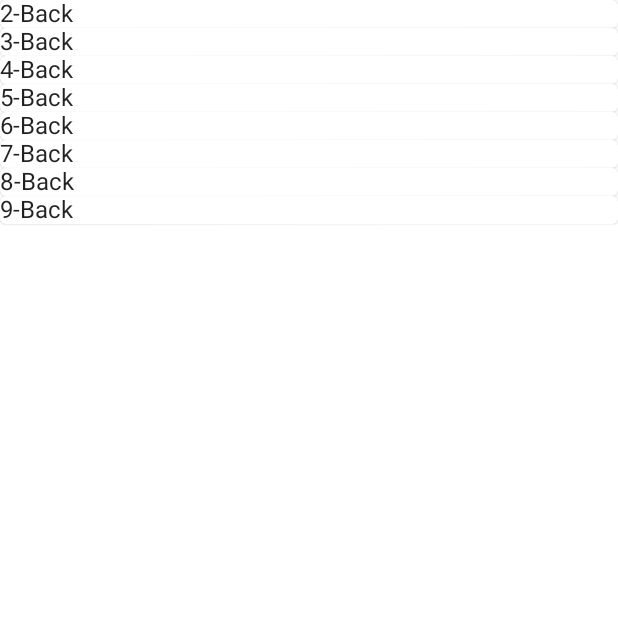
After one commit to wing-tree/n-back-training, an Android app built with Jetpack Compose: the RankingActivity screen opened directly, with no data from a screen before it, on a phone screen of 412 x 824 dp, the top half of it. The commit adds this screen. Run offline under Robolectric (Android 15) with nearby library versions, the phone set to English and light mode, and no system bars; Roboto replaces fonts that are not available here.

Commit message:
6th commit

```diff
--- a/app/src/main/AndroidManifest.xml
+++ b/app/src/main/AndroidManifest.xml
@@ -11,7 +11,7 @@
         android:supportsRtl="true"
         android:theme="@style/Theme.NBackTraning">
         <activity
-            android:name=".presentation.view.MainActivity"
+            android:name=".presentation.view.main.MainActivity"
             android:exported="true"
             android:label="@string/app_name"
             android:theme="@style/Theme.NBackTraning.NoActionBar">
@@ -21,6 +21,8 @@
                 <category android:name="android.intent.category.LAUNCHER" />
             </intent-filter>
         </activity>
+
+        <activity android:name=".presentation.view.RankingActivity" />
 
         <activity android:name=".presentation.view.RecordActivity" />
 
--- a/presentation/src/main/java/com/wing/tree/n/back/training/presentation/constant/Constant.kt
+++ b/presentation/src/main/java/com/wing/tree/n/back/training/presentation/constant/Constant.kt
@@ -5,11 +5,12 @@ internal const val ONE_HUNDRED = 100
 internal const val ONE_SECOND = 1000L
 internal const val PACKAGE_NAME = "com.wing.tree.n.back.training.presentation"
 
-internal object N {
+internal object Back {
     const val DEFAULT = 2
     const val STEPS = 5
 
     val ValueRange = 2.0F..9.0F
+    val IntRange = kotlin.ranges.IntRange(2, 9)
 }
 
 internal object Rounds {
--- a/presentation/src/main/java/com/wing/tree/n/back/training/presentation/model/Option.kt
+++ b/presentation/src/main/java/com/wing/tree/n/back/training/presentation/model/Option.kt
@@ -1,7 +1,7 @@
 package com.wing.tree.n.back.training.presentation.model
 
 import android.os.Parcelable
-import com.wing.tree.n.back.training.presentation.constant.N
+import com.wing.tree.n.back.training.presentation.constant.Back
 import com.wing.tree.n.back.training.presentation.constant.Rounds
 import com.wing.tree.n.back.training.presentation.constant.Speed
 import kotlinx.parcelize.Parcelize
@@ -21,7 +21,7 @@ data class Option(
         )
 
         val Default = Option(
-            n = N.DEFAULT,
+            n = Back.DEFAULT,
             rounds = Rounds.DEFAULT,
             speed = Speed.DEFAULT,
         )
--- /dev/null
+++ b/presentation/src/main/java/com/wing/tree/n/back/training/presentation/view/RankingActivity.kt
@@ -0,0 +1,44 @@
+package com.wing.tree.n.back.training.presentation.view
+
+import android.os.Bundle
+import androidx.activity.ComponentActivity
+import androidx.activity.compose.setContent
+import androidx.compose.foundation.layout.Column
+import androidx.compose.foundation.layout.fillMaxWidth
+import androidx.compose.material.Card
+import androidx.compose.material.Scaffold
+import androidx.compose.material.Text
+import androidx.compose.runtime.Composable
+import androidx.compose.ui.Modifier
+import com.wing.tree.n.back.training.presentation.constant.Back
+import com.wing.tree.n.back.training.presentation.ui.theme.ApplicationTheme
+
+class RankingActivity : ComponentActivity() {
+    override fun onCreate(savedInstanceState: Bundle?) {
+        super.onCreate(savedInstanceState)
+
+        setContent {
+            ApplicationTheme {
+                Scaffold {
+                    BackList()
+                }
+            }
+        }
+    }
+}
+
+@Composable
+private fun BackList(modifier: Modifier = Modifier) {
+    Column(modifier = modifier) {
+        Back.IntRange.forEach {
+            BackItem(back = it)
+        }
+    }
+}
+
+@Composable
+private fun BackItem(modifier: Modifier = Modifier, back: Int) {
+    Card(modifier = modifier.fillMaxWidth()) {
+        Text(text = "$back-Back")
+    }
+}
--- a/presentation/src/main/java/com/wing/tree/n/back/training/presentation/view/main/GameMode.kt
+++ b/presentation/src/main/java/com/wing/tree/n/back/training/presentation/view/main/TrainingMode.kt
@@ -1,5 +1,5 @@
 package com.wing.tree.n.back.training.presentation.view.main
 
-enum class GameMode(val value: Int) {
+enum class TrainingMode(val value: Int) {
     Normal(value = 0), Speed(value = 1)
 }
```
Also changed, not shown: presentation/src/main/java/com/wing/tree/n/back/training/presentation/view/TrainingActivity.kt (+56 -6 lines), presentation/src/main/java/com/wing/tree/n/back/training/presentation/view/main/MainActivity.kt (+140 -119 lines).
